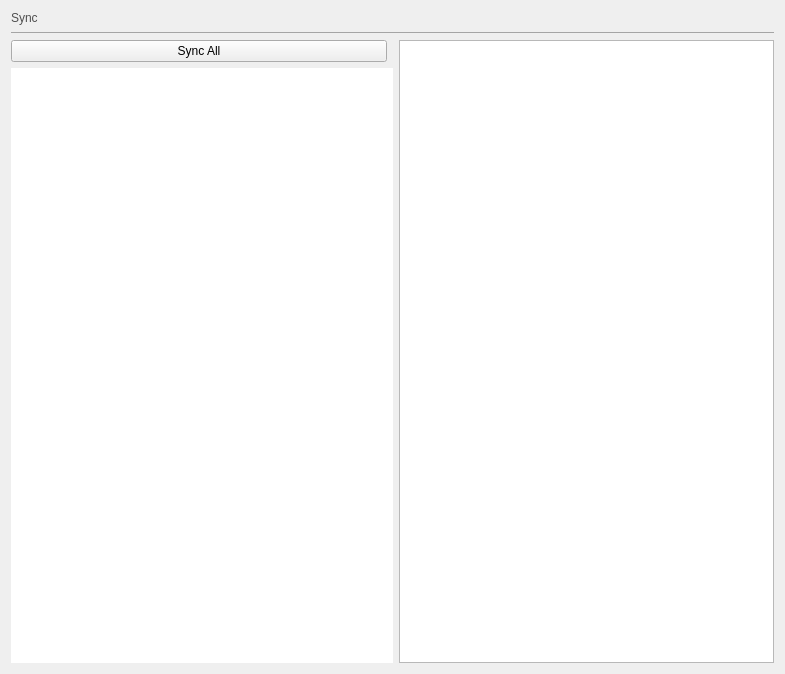
Old version of the form src/roam/ui_sync.ui in the repository roam-qgis/Roam.
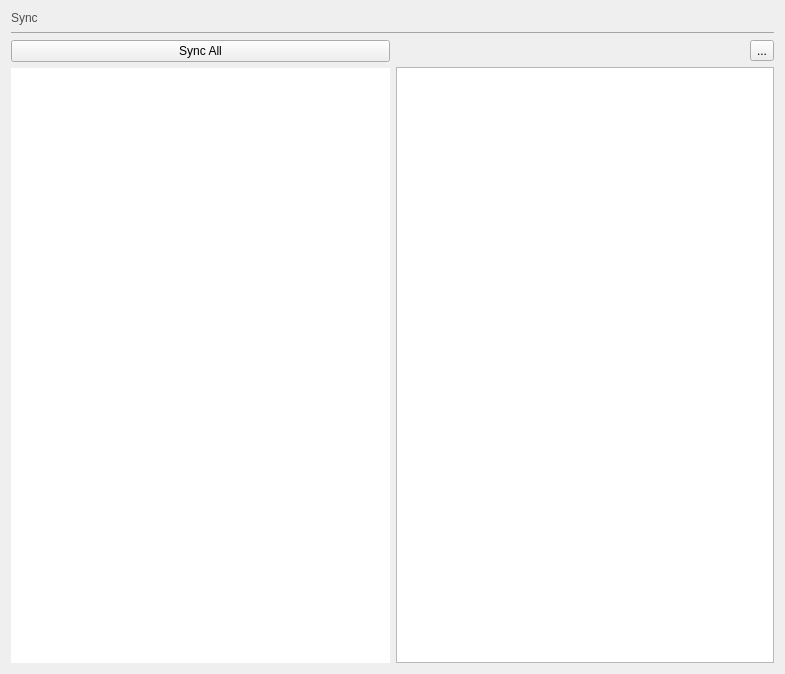
New version of the form. Icons and pictures are not drawn.

Commit message: Add clear button; Return 'Sync' as part of the name

```diff
--- a/src/roam/ui_sync.ui
+++ b/src/roam/ui_sync.ui
@@ -34,7 +34,7 @@
      </property>
     </widget>
    </item>
-   <item row="1" column="0" colspan="3">
+   <item row="1" column="0" colspan="2">
     <widget class="Line" name="line">
      <property name="styleSheet">
       <string notr="true">color: rgb(165, 165, 165);</string>
@@ -50,7 +50,7 @@
      </property>
     </widget>
    </item>
-   <item row="3" column="0">
+   <item row="2" column="0" rowspan="2">
     <widget class="QPushButton" name="syncallButton">
      <property name="text">
       <string>Sync All</string>
@@ -67,21 +67,61 @@
      </property>
     </widget>
    </item>
-   <item row="3" column="2" rowspan="3">
-    <widget class="QTextEdit" name="syncstatus"/>
+   <item row="2" column="1" rowspan="3">
+    <layout class="QVBoxLayout" name="verticalLayout">
+     <item>
+      <layout class="QHBoxLayout" name="horizontalLayout">
+       <item>
+        <spacer name="horizontalSpacer">
+         <property name="orientation">
+          <enum>Qt::Horizontal</enum>
+         </property>
+         <property name="sizeHint" stdset="0">
+          <size>
+           <width>40</width>
+           <height>20</height>
+          </size>
+         </property>
+        </spacer>
+       </item>
+       <item>
+        <widget class="QToolButton" name="toolButton">
+         <property name="text">
+          <string>...</string>
+         </property>
+         <property name="icon">
+          <iconset resource="resources.qrc">
+           <normaloff>:/icons/remove</normaloff>:/icons/remove</iconset>
+         </property>
+         <property name="iconSize">
+          <size>
+           <width>24</width>
+           <height>24</height>
+          </size>
+         </property>
+        </widget>
+       </item>
+      </layout>
+     </item>
+     <item>
+      <widget class="QTextEdit" name="syncstatus">
+       <property name="readOnly">
+        <bool>true</bool>
+       </property>
+      </widget>
+     </item>
+    </layout>
    </item>
-   <item row="4" column="0" rowspan="2" colspan="2">
+   <item row="4" column="0">
     <widget class="QTreeWidget" name="synctree">
      <property name="styleSheet">
-      <string notr="true">QHeaderView::section
-{
-    background-color: #efefef;
-    border: 1px solid #dedede;
-    padding-right: 6px;
+      <string notr="true">* {
+    font: 20pt &quot;Segoe UI&quot; ;
 }
 
-* {
-	font: 20pt &quot;Segoe UI&quot; ;
+QTreeWidget::item
+{
+    padding-top:    4px;
 }</string>
      </property>
      <property name="frameShape">
@@ -122,7 +162,7 @@
      </property>
      <column>
       <property name="text">
-       <string notr="true">1</string>
+       <string>1</string>
       </property>
      </column>
     </widget>
```
Left out of the diff: 19 changed lines with no effect on the pictures. The commit also changes 4 other files.
